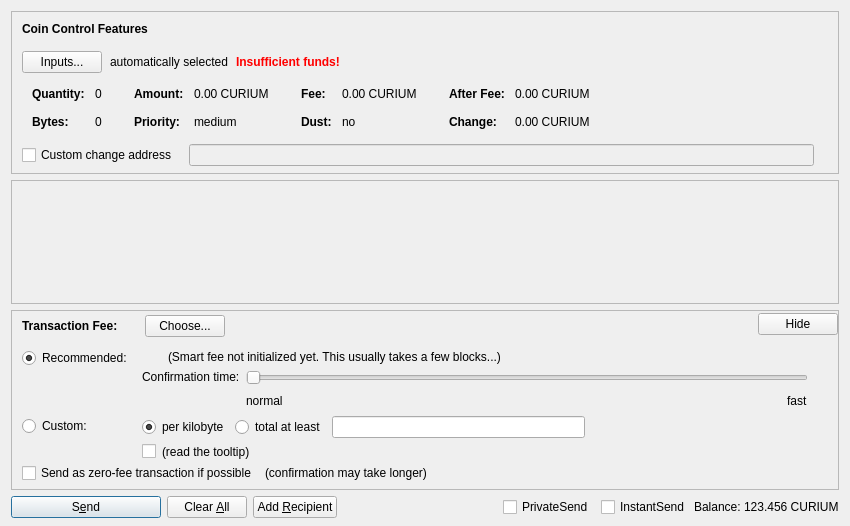
Before: the Qt Designer form src/qt/forms/sendcoinsdialog.ui in adm2018/curium, drawn with Qt 5.
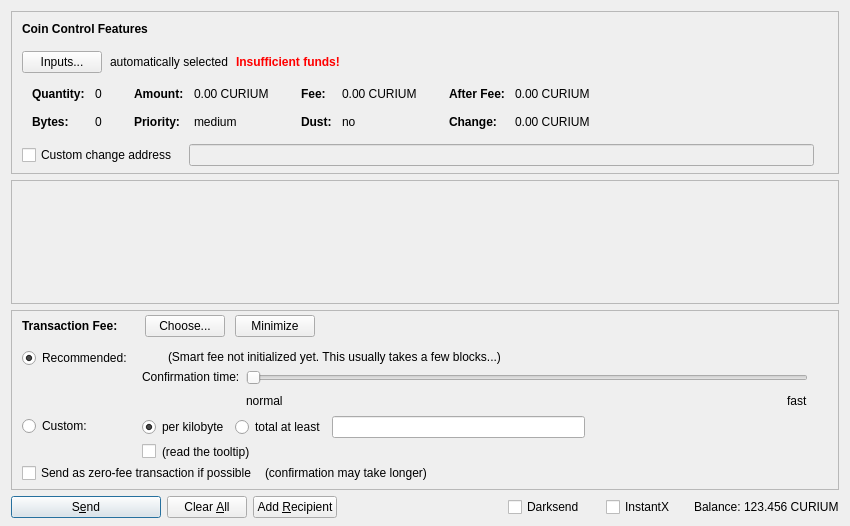
After: the same form once the commit is applied. Icons and pictures are not drawn. Custom widgets are drawn as their Qt base class.

```diff
--- a/src/qt/forms/sendcoinsdialog.ui
+++ b/src/qt/forms/sendcoinsdialog.ui
@@ -771,6 +771,16 @@
                 </property>
                </widget>
               </item>
+              <item>
+               <widget class="QPushButton" name="buttonMinimizeFee">
+                <property name="toolTip">
+                 <string>collapse fee-settings</string>
+                </property>
+                <property name="text">
+                 <string>Minimize</string>
+                </property>
+               </widget>
+              </item>
              </layout>
             </item>
             <item>
@@ -801,16 +811,6 @@
             </property>
            </spacer>
           </item>
-          <item>
-           <widget class="QPushButton" name="buttonMinimizeFee">
-            <property name="toolTip">
-             <string>collapse fee-settings</string>
-            </property>
-            <property name="text">
-             <string>Hide</string>
-            </property>
-           </widget>
-          </item>
          </layout>
         </item>
         <item>
@@ -1324,7 +1324,7 @@
           </size>
          </property>
          <property name="text">
-          <string>PrivateSend</string>
+          <string>Darksend</string>
          </property>
          <property name="checked">
           <bool>false</bool>
@@ -1343,7 +1343,7 @@
           </size>
          </property>
          <property name="text">
-          <string>InstantSend</string>
+          <string>InstantX</string>
          </property>
         </widget>
        </item>
```
Left out of the diff: 18 changed lines with no effect on the pictures.
